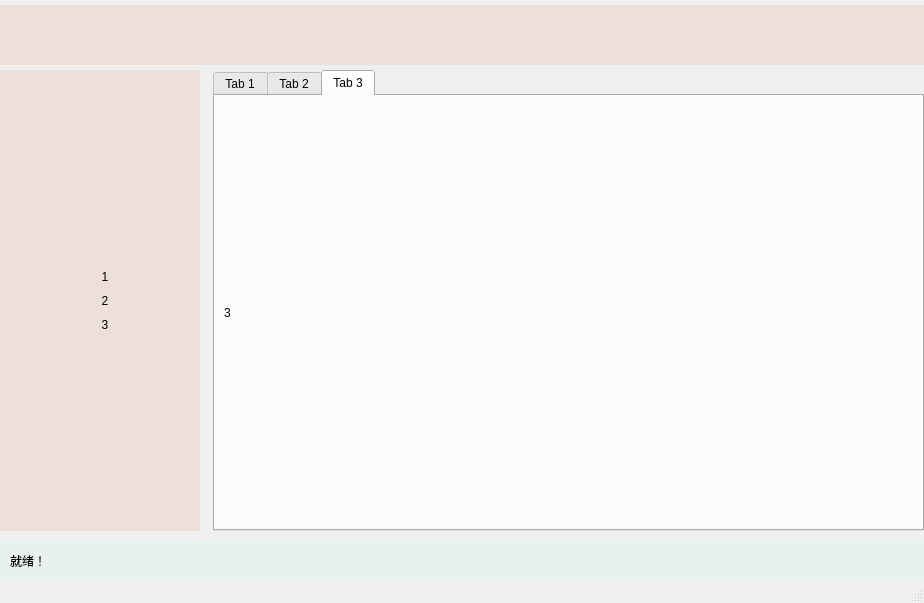
Before: the Qt Designer form MySQL_LA/mainwindow.ui in liwanyu0000/MySQL_L, drawn with Qt 5.
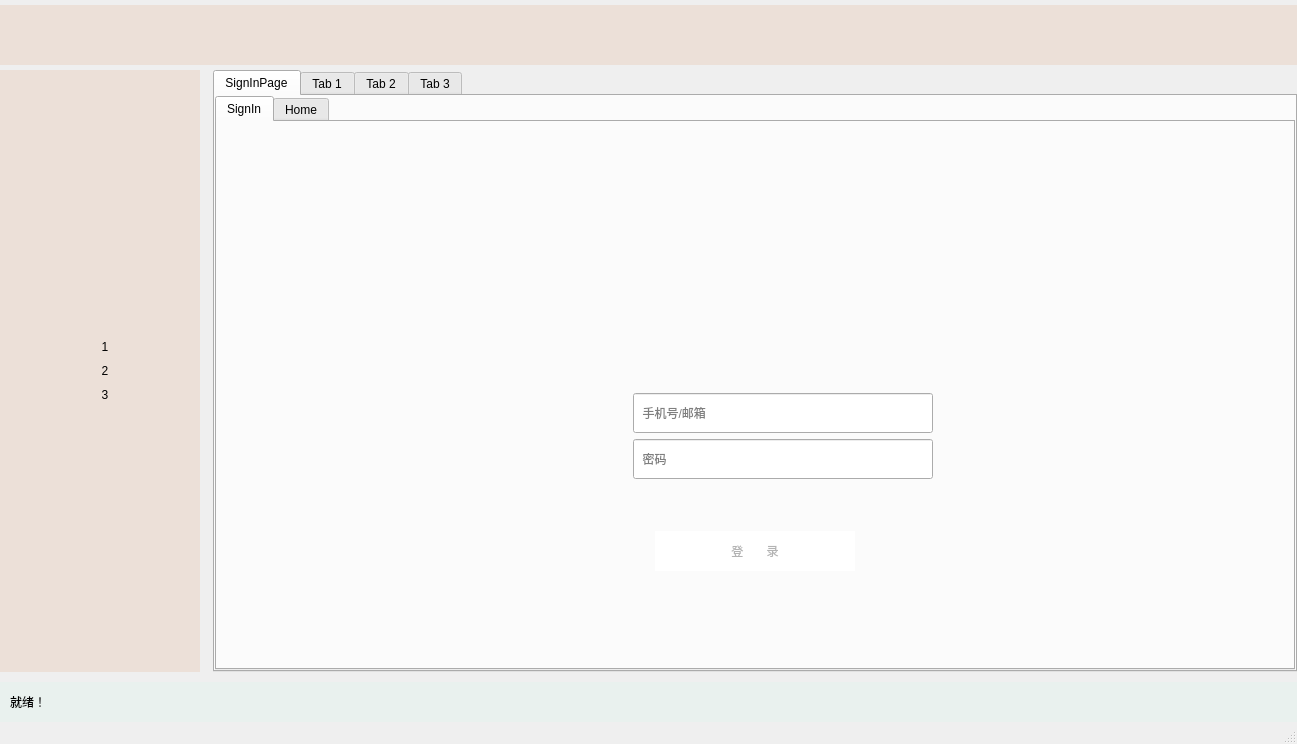
After: the same form once the commit is applied. Icons and pictures are not drawn.

```diff
--- a/MySQL_LA/mainwindow.ui
+++ b/MySQL_LA/mainwindow.ui
@@ -6,8 +6,8 @@
    <rect>
     <x>0</x>
     <y>0</y>
-    <width>924</width>
-    <height>603</height>
+    <width>1297</width>
+    <height>744</height>
    </rect>
   </property>
   <property name="windowTitle">
@@ -80,7 +80,7 @@
         </widget>
        </item>
        <item>
-        <spacer name="Spacer_1">
+        <spacer name="HSpacer_1">
          <property name="orientation">
           <enum>Qt::Horizontal</enum>
          </property>
@@ -93,7 +93,7 @@
         </spacer>
        </item>
        <item>
-        <widget class="QPushButton" name="Login_Button">
+        <widget class="QPushButton" name="SignIn_Button">
          <property name="sizePolicy">
           <sizepolicy hsizetype="Minimum" vsizetype="Fixed">
            <horstretch>0</horstretch>
@@ -107,7 +107,7 @@
           </size>
          </property>
          <property name="styleSheet">
-          <string notr="true">border-image: url(:/res/icon/Login.png);
+          <string notr="true">border-image: url(:/res/icon/SignIn.png);
 border-radius:20px;
 
 </string>
@@ -118,7 +118,7 @@
         </widget>
        </item>
        <item>
-        <spacer name="Spacer_2">
+        <spacer name="HSpacer_5">
          <property name="orientation">
           <enum>Qt::Horizontal</enum>
          </property>
@@ -127,7 +127,33 @@
          </property>
          <property name="sizeHint" stdset="0">
           <size>
-           <width>60</width>
+           <width>10</width>
+           <height>20</height>
+          </size>
+         </property>
+        </spacer>
+       </item>
+       <item>
+        <widget class="QLabel" name="IDLabel">
+         <property name="styleSheet">
+          <string notr="true">font: 87 12pt &quot;Arial Black&quot;;</string>
+         </property>
+         <property name="text">
+          <string/>
+         </property>
+        </widget>
+       </item>
+       <item>
+        <spacer name="HSpacer_2">
+         <property name="orientation">
+          <enum>Qt::Horizontal</enum>
+         </property>
+         <property name="sizeType">
+          <enum>QSizePolicy::Fixed</enum>
+         </property>
+         <property name="sizeHint" stdset="0">
+          <size>
+           <width>10</width>
            <height>20</height>
           </size>
          </property>
@@ -158,7 +184,7 @@
         </widget>
        </item>
        <item>
-        <spacer name="Spacer_4">
+        <spacer name="HSpacer_4">
          <property name="orientation">
           <enum>Qt::Horizontal</enum>
          </property>
@@ -199,7 +225,7 @@
         </widget>
        </item>
        <item>
-        <spacer name="Spacer_3">
+        <spacer name="HSpacer_3">
          <property name="orientation">
           <enum>Qt::Horizontal</enum>
          </property>
@@ -312,22 +338,22 @@
            </spacer>
           </item>
           <item>
-           <widget class="QPushButton" name="ExampleButton_0">
+           <widget class="QPushButton" name="ItemButton_1">
             <property name="enabled">
              <bool>true</bool>
             </property>
             <property name="styleSheet">
-             <string notr="true">QPushButton#ExampleButton_0 {
+             <string notr="true">QPushButton#ItemButton_1 {
 font: 24pt &quot;华文楷体&quot;;
 border:none;
 }
-QPushButton#ExampleButton_0:hover{
+QPushButton#ItemButton_1:hover{
 background-color: rgb(255, 220, 220);
 color: rgb(91, 91, 91);
 font: 26pt &quot;华文行楷&quot;;
 border:none;
 }
-QPushButton#ExampleButton_0:disabled{
+QPushButton#ItemButton_1:disabled{
 background-color: rgb(255, 212, 187);
 color: rgb(91, 91, 91);;
 font: 26pt &quot;华文行楷&quot;;
@@ -359,22 +385,22 @@
            </spacer>
           </item>
           <item>
-           <widget class="QPushButton" name="ExampleButton_1">
+           <widget class="QPushButton" name="ItemButton_2">
             <property name="enabled">
              <bool>true</bool>
             </property>
             <property name="styleSheet">
-             <string notr="true">QPushButton#ExampleButton_1 {
+             <string notr="true">QPushButton#ItemButton_2 {
 font: 24pt &quot;华文楷体&quot;;
 border:none;
 }
-QPushButton#ExampleButton_1:hover{
+QPushButton#ItemButton_2:hover{
 background-color: rgb(255, 220, 220);
 color: rgb(91, 91, 91);
 font: 26pt &quot;华文行楷&quot;;
 border:none;
 }
-QPushButton#ExampleButton_1:disabled{
+QPushButton#ItemButton_2:disabled{
 background-color: rgb(255, 212, 187);
 color: rgb(91, 91, 91);;
 font: 26pt &quot;华文行楷&quot;;
@@ -403,22 +429,22 @@
            </spacer>
           </item>
           <item>
-           <widget class="QPushButton" name="ExampleButton_2">
+           <widget class="QPushButton" name="ItemButton_3">
             <property name="enabled">
              <bool>true</bool>
             </property>
             <property name="styleSheet">
-             <string notr="true">QPushButton#ExampleButton_2 {
+             <string notr="true">QPushButton#ItemButton_3 {
 font: 24pt &quot;华文楷体&quot;;
 border:none;
 }
-QPushButton#ExampleButton_2:hover{
+QPushButton#ItemButton_3:hover{
 background-color: rgb(255, 220, 220);
 color: rgb(91, 91, 91);
 font: 26pt &quot;华文行楷&quot;;
 border:none;
 }
-QPushButton#ExampleButton_2:disabled{
+QPushButton#ItemButton_3:disabled{
 background-color: rgb(255, 212, 187);
 color: rgb(91, 91, 91);;
 font: 26pt &quot;华文行楷&quot;;
@@ -468,8 +494,572 @@
           <bool>true</bool>
          </property>
          <property name="currentIndex">
-          <number>2</number>
+          <number>0</number>
          </property>
+         <widget class="QWidget" name="SignIn_tab">
+          <attribute name="title">
+           <string>SignInPage</string>
+          </attribute>
+          <layout class="QVBoxLayout" name="SignInLayout">
+           <property name="spacing">
+            <number>0</number>
+           </property>
+           <property name="sizeConstraint">
+            <enum>QLayout::SetDefaultConstraint</enum>
+           </property>
+           <property name="leftMargin">
+            <number>0</number>
+           </property>
+           <property name="topMargin">
+            <number>0</number>
+           </property>
+           <property name="rightMargin">
+            <number>0</number>
+           </property>
+           <property name="bottomMargin">
+            <number>0</number>
+           </property>
+           <item>
+            <widget class="QTabWidget" name="SignInTabWidget">
+             <property name="currentIndex">
+              <number>0</number>
+             </property>
+             <property name="usesScrollButtons">
+              <bool>true</bool>
+             </property>
+             <property name="documentMode">
+              <bool>false</bool>
+             </property>
+             <property name="tabsClosable">
+              <bool>false</bool>
+             </property>
+             <property name="tabBarAutoHide">
+              <bool>false</bool>
+             </property>
+             <widget class="QWidget" name="SignIn">
+              <attribute name="title">
+               <string>SignIn</string>
+              </attribute>
+              <layout class="QVBoxLayout" name="verticalLayout_3">
+               <item>
+                <spacer name="SignInUSpacer">
+                 <property name="orientation">
+                  <enum>Qt::Vertical</enum>
+                 </property>
+                 <property name="sizeHint" stdset="0">
+                  <size>
+                   <width>20</width>
+                   <height>40</height>
+                  </size>
+                 </property>
+                </spacer>
+               </item>
+               <item>
+                <layout class="QHBoxLayout" name="SignIn_HeadLayout">
+                 <item>
+                  <spacer name="SignIn_HeadLSpacer">
+                   <property name="orientation">
+                    <enum>Qt::Horizontal</enum>
+                   </property>
+                   <property name="sizeHint" stdset="0">
+                    <size>
+                     <width>40</width>
+                     <height>20</height>
+                    </size>
+                   </property>
+                  </spacer>
+                 </item>
+                 <item>
+                  <widget class="QLabel" name="SignIn_LogoLabel">
+                   <property name="minimumSize">
+                    <size>
+                     <width>400</width>
+                     <height>80</height>
+                    </size>
+                   </property>
+                   <property name="styleSheet">
+                    <string notr="true">border-image: url(:/res/image/Logo.png);</string>
+                   </property>
+                   <property name="text">
+                    <string/>
+                   </property>
+                  </widget>
+                 </item>
+                 <item>
+                  <spacer name="SignIn_HeadRSpacer">
+                   <property name="orientation">
+                    <enum>Qt::Horizontal</enum>
+                   </property>
+                   <property name="sizeHint" stdset="0">
+                    <size>
+                     <width>40</width>
+                     <height>20</height>
+                    </size>
+                   </property>
+                  </spacer>
+                 </item>
+                </layout>
+               </item>
+               <item>
+                <spacer name="SignInCSpacer">
+                 <property name="orientation">
+                  <enum>Qt::Vertical</enum>
+                 </property>
+                 <property name="sizeHint" stdset="0">
+                  <size>
+                   <width>20</width>
+                   <height>40</height>
+                  </size>
+                 </property>
+                </spacer>
+               </item>
+               <item>
+                <layout class="QGridLayout" name="SignInMain_Layout">
+                 <item row="0" column="0">
+                  <spacer name="SULSpacer">
+                   <property name="orientation">
+                    <enum>Qt::Horizontal</enum>
+                   </property>
+                   <property name="sizeHint" stdset="0">
+                    <size>
+                     <width>40</width>
+                     <height>20</height>
+                    </size>
+                   </property>
+                  </spacer>
+                 </item>
+                 <item row="0" column="1">
+                  <widget class="QLabel" name="UserName_Label">
+                   <property name="minimumSize">
+                    <size>
+                     <width>40</width>
+                     <height>40</height>
+                    </size>
+                   </property>
+                   <property name="maximumSize">
+                    <size>
+                     <width>40</width>
+                     <height>40</height>
+                    </size>
+                   </property>
+                   <property name="styleSheet">
+                    <string notr="true">image: url(:/res/icon/UserName.png);</string>
+                   </property>
+                   <property name="text">
+                    <string/>
+                   </property>
+                  </widget>
+                 </item>
+                 <item row="0" column="2">
+                  <spacer name="SUCSpacer">
+                   <property name="orientation">
+                    <enum>Qt::Horizontal</enum>
+                   </property>
+                   <property name="sizeType">
+                    <enum>QSizePolicy::Fixed</enum>
+                   </property>
+                   <property name="sizeHint" stdset="0">
+                    <size>
+                     <width>10</width>
+                     <height>20</height>
+                    </size>
+                   </property>
+                  </spacer>
+                 </item>
+                 <item row="0" column="3">
+                  <widget class="QLineEdit" name="UserName_LineEdit">
+                   <property name="minimumSize">
+                    <size>
+                     <width>300</width>
+                     <height>40</height>
+                    </size>
+                   </property>
+                   <property name="maximumSize">
+                    <size>
+                     <width>300</width>
+                     <height>40</height>
+                    </size>
+                   </property>
+                   <property name="styleSheet">
+                    <string notr="true">font: 12pt &quot;Arial&quot;;</string>
+                   </property>
+                   <property name="text">
+                    <string/>
+                   </property>
+                   <property name="placeholderText">
+                    <string>  手机号/邮箱</string>
+                   </property>
+                  </widget>
+                 </item>
+                 <item row="0" column="4">
+                  <spacer name="SURSpacer">
+                   <property name="orientation">
+                    <enum>Qt::Horizontal</enum>
+                   </property>
+                   <property name="sizeHint" stdset="0">
+                    <size>
+                     <width>40</width>
+                     <height>20</height>
+                    </size>
+                   </property>
+                  </spacer>
+                 </item>
+                 <item row="1" column="0">
+                  <spacer name="SPLSpacer">
+                   <property name="orientation">
+                    <enum>Qt::Horizontal</enum>
+                   </property>
+                   <property name="sizeHint" stdset="0">
+                    <size>
+                     <width>40</width>
+                     <height>20</height>
+                    </size>
+                   </property>
+                  </spacer>
+                 </item>
+                 <item row="1" column="1">
+                  <widget class="QLabel" name="PassWord_Label">
+                   <property name="minimumSize">
+                    <size>
+                     <width>40</width>
+                     <height>40</height>
+                    </size>
+                   </property>
+                   <property name="maximumSize">
+                    <size>
+                     <width>40</width>
+                     <height>40</height>
+                    </size>
+                   </property>
+                   <property name="styleSheet">
+                    <string notr="true">image: url(:/res/icon/PassWord.png);</string>
+                   </property>
+                   <property name="text">
+                    <string/>
+                   </property>
+                  </widget>
+                 </item>
+                 <item row="1" column="2">
+                  <spacer name="SPCSpacer">
+                   <property name="orientation">
+                    <enum>Qt::Horizontal</enum>
+                   </property>
+                   <property name="sizeType">
+                    <enum>QSizePolicy::Fixed</enum>
+                   </property>
+                   <property name="sizeHint" stdset="0">
+                    <size>
+                     <width>10</width>
+                     <height>20</height>
+                    </size>
+                   </property>
+                  </spacer>
+                 </item>
+                 <item row="1" column="3">
+                  <widget class="QLineEdit" name="PassWord_LineEdit">
+                   <property name="minimumSize">
+                    <size>
+                     <width>300</width>
+                     <height>40</height>
+                    </size>
+                   </property>
+                   <property name="maximumSize">
+                    <size>
+                     <width>300</width>
+                     <height>40</height>
+                    </size>
+                   </property>
+                   <property name="styleSheet">
+                    <string notr="true">font: 12pt &quot;Arial&quot;;</string>
+                   </property>
+                   <property name="echoMode">
+                    <enum>QLineEdit::Password</enum>
+                   </property>
+                   <property name="placeholderText">
+                    <string>  密码</string>
+                   </property>
+                  </widget>
+                 </item>
+                 <item row="1" column="4">
+                  <spacer name="SPRSpacer">
+                   <property name="orientation">
+                    <enum>Qt::Horizontal</enum>
+                   </property>
+                   <property name="sizeHint" stdset="0">
+                    <size>
+                     <width>40</width>
+                     <height>20</height>
+                    </size>
+                   </property>
+                  </spacer>
+                 </item>
+                </layout>
+               </item>
+               <item>
+                <spacer name="SignInCSpacer_2">
+                 <property name="orientation">
+                  <enum>Qt::Vertical</enum>
+                 </property>
+                 <property name="sizeType">
+                  <enum>QSizePolicy::Fixed</enum>
+                 </property>
+                 <property name="sizeHint" stdset="0">
+                  <size>
+                   <width>20</width>
+                   <height>10</height>
+                  </size>
+                 </property>
+                </spacer>
+               </item>
+               <item>
+                <layout class="QHBoxLayout" name="SignInShow_Layout">
+                 <item>
+                  <spacer name="SSLSpacer">
+                   <property name="orientation">
+                    <enum>Qt::Horizontal</enum>
+                   </property>
+                   <property name="sizeHint" stdset="0">
+                    <size>
+                     <width>40</width>
+                     <height>20</height>
+                    </size>
+                   </property>
+                  </spacer>
+                 </item>
+                 <item>
+                  <widget class="QLabel" name="SignInShow_Label">
+                   <property name="minimumSize">
+                    <size>
+                     <width>0</width>
+                     <height>20</height>
+                    </size>
+                   </property>
+                   <property name="maximumSize">
+                    <size>
+                     <width>16777215</width>
+                     <height>20</height>
+                    </size>
+                   </property>
+                   <property name="styleSheet">
+                    <string notr="true">font: 10pt &quot;华文楷体&quot;;
+color: rgb(255, 0, 0);</string>
+                   </property>
+                   <property name="text">
+                    <string/>
+                   </property>
+                   <property name="alignment">
+                    <set>Qt::AlignCenter</set>
+                   </property>
+                  </widget>
+                 </item>
+                 <item>
+                  <spacer name="SSRSpacer">
+                   <property name="orientation">
+                    <enum>Qt::Horizontal</enum>
+                   </property>
+                   <property name="sizeHint" stdset="0">
+                    <size>
+                     <width>40</width>
+                     <height>20</height>
+                    </size>
+                   </property>
+                  </spacer>
+                 </item>
+                </layout>
+               </item>
+               <item>
+                <spacer name="SignInCSpacer_3">
+                 <property name="orientation">
+                  <enum>Qt::Vertical</enum>
+                 </property>
+                 <property name="sizeType">
+                  <enum>QSizePolicy::Fixed</enum>
+                 </property>
+                 <property name="sizeHint" stdset="0">
+                  <size>
+                   <width>20</width>
+                   <height>10</height>
+                  </size>
+                 </property>
+                </spacer>
+               </item>
+               <item>
+                <layout class="QHBoxLayout" name="SignInOK_Layout">
+                 <item>
+                  <spacer name="SOKLSpacer">
+                   <property name="orientation">
+                    <enum>Qt::Horizontal</enum>
+                   </property>
+                   <property name="sizeHint" stdset="0">
+                    <size>
+                     <width>40</width>
+                     <height>20</height>
+                    </size>
+                   </property>
+                  </spacer>
+                 </item>
+                 <item>
+                  <widget class="QPushButton" name="SignInOK_Button">
+                   <property name="enabled">
+                    <bool>false</bool>
+                   </property>
+                   <property name="minimumSize">
+                    <size>
+                     <width>200</width>
+                     <height>40</height>
+                    </size>
+                   </property>
+                   <property name="maximumSize">
+                    <size>
+                     <width>200</width>
+                     <height>40</height>
+                    </size>
+                   </property>
+                   <property name="styleSheet">
+                    <string notr="true">QPushButton#SignInOK_Button{
+font: 16pt &quot;华文楷体&quot;;
+border:none;
+background-color: rgb(255, 129, 167);
+color: rgb(0, 0, 0);
+}
+QPushButton#SignInOK_Button:hover{
+font: 16pt &quot;华文行楷&quot;;
+border:none;
+color: rgb(255, 255, 255);
+}
+QPushButton#SignInOK_Button:disabled{
+font: 16pt &quot;华文楷体&quot;;
+border:none;
+color: rgb(179, 179, 179);
+background-color: rgb(255, 255, 255);
+}
+
+</string>
+                   </property>
+                   <property name="text">
+                    <string>登       录</string>
+                   </property>
+                  </widget>
+                 </item>
+                 <item>
+                  <spacer name="SOKRSpacer">
+                   <property name="orientation">
+                    <enum>Qt::Horizontal</enum>
+                   </property>
+                   <property name="sizeHint" stdset="0">
+                    <size>
+                     <width>40</width>
+                     <height>20</height>
+                    </size>
+                   </property>
+                  </spacer>
+                 </item>
+                </layout>
+               </item>
+               <item>
+                <spacer name="SignInDSpacer">
+                 <property name="orientation">
+                  <enum>Qt::Vertical</enum>
+                 </property>
+                 <property name="sizeHint" stdset="0">
+                  <size>
+                   <width>20</width>
+                   <height>40</height>
+                  </size>
+                 </property>
+                </spacer>
+               </item>
+              </layout>
+             </widget>
+             <widget class="QWidget" name="Home">
+              <attribute name="title">
+               <string>Home</string>
+              </attribute>
+              <layout class="QVBoxLayout" name="verticalLayout_6">
+               <item>
+                <spacer name="verticalSpacer_4">
+                 <property name="orientation">
+                  <enum>Qt::Vertical</enum>
+                 </property>
+                 <property name="sizeHint" stdset="0">
+                  <size>
+                   <width>20</width>
+                   <height>474</height>
+                  </size>
+                 </property>
+                </spacer>
+               </item>
+               <item>
+                <layout class="QHBoxLayout" name="Home_QuitLayout">
+                 <item>
+                  <spacer name="HQLSpacer">
+                   <property name="orientation">
+                    <enum>Qt::Horizontal</enum>
+                   </property>
+                   <property name="sizeType">
+                    <enum>QSizePolicy::Fixed</enum>
+                   </property>
+                   <property name="sizeHint" stdset="0">
+                    <size>
+                     <width>10</width>
+                     <height>20</height>
+                    </size>
+                   </property>
+                  </spacer>
+                 </item>
+                 <item>
+                  <widget class="QPushButton" name="Home_Quit_Button">
+                   <property name="minimumSize">
+                    <size>
+                     <width>177</width>
+                     <height>40</height>
+                    </size>
+                   </property>
+                   <property name="maximumSize">
+                    <size>
+                     <width>50</width>
+                     <height>40</height>
+                    </size>
+                   </property>
+                   <property name="styleSheet">
+                    <string notr="true">QPushButton#Home_Quit_Button {
+font: 16pt &quot;华文楷体&quot;;
+text-decoration: underline;
+border:none;
+}
+QPushButton#Home_Quit_Button:hover {
+font: 16pt &quot;华文楷体&quot;;
+text-decoration: underline;
+border:none;
+color: rgb(6, 255, 226);
+}</string>
+                   </property>
+                   <property name="text">
+                    <string>退出当前账号</string>
+                   </property>
+                  </widget>
+                 </item>
+                 <item>
+                  <spacer name="HQRSpacer">
+                   <property name="orientation">
+                    <enum>Qt::Horizontal</enum>
+                   </property>
+                   <property name="sizeHint" stdset="0">
+                    <size>
+                     <width>40</width>
+                     <height>20</height>
+                    </size>
+                   </property>
+                  </spacer>
+                 </item>
+                </layout>
+               </item>
+              </layout>
+             </widget>
+            </widget>
+           </item>
+          </layout>
+         </widget>
          <widget class="QWidget" name="tab_1">
           <attribute name="title">
            <string>Tab 1</string>
```
